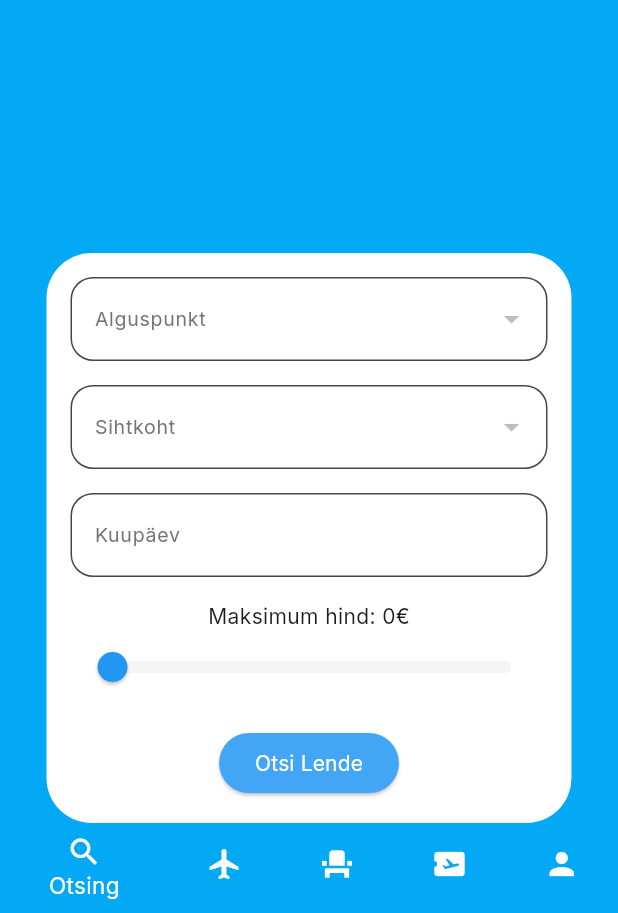
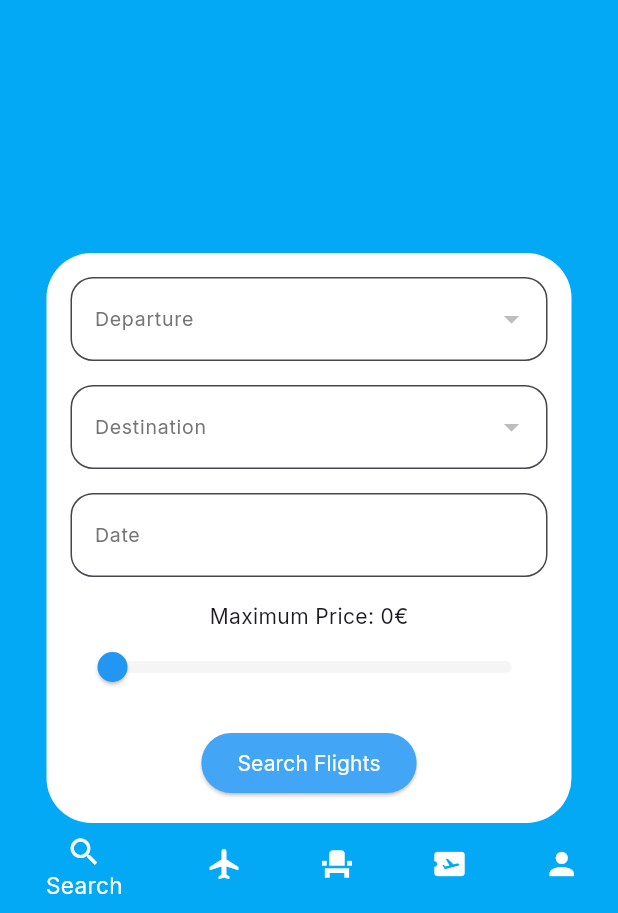
Before and after one commit to jorgenfox/flightplanner, a Flutter app: the screen it shows after launch, on a phone screen of 412 x 824 dp, the part 323-1236 px from its top. Run offline on Flutter 3.47's test engine with Material 3 defaults, Android fonts, the phone set to English and light mode, and no system bars; our stand-ins replace barcode_widget; network calls fail.

Commit message:
fixed naming inconsistencies & added comments

```diff
--- a/lib/FlightService.dart
+++ b/lib/FlightService.dart
@@ -2,10 +2,11 @@ import 'dart:convert';
 import 'package:http/http.dart' as http;
 import 'models/FlightData.dart';
 
+// Service class for fetching flight data from the backend
 class FlightService {
   static const String _baseUrl = 'http://192.168.0.20:8080/lennud';
 
-  // Funktsioon lennuandmete pärimiseks
+  // Fetch flight data from the server
   Future<List<FlightData>> fetchFlights() async {
     try {
       final response = await http.get(Uri.parse(_baseUrl));
--- a/lib/core/bottom_nav_bar.dart
+++ b/lib/core/BottomNavBar.dart
@@ -1,11 +1,12 @@
 import 'package:flutter/material.dart';
-import 'package:flightplanner/pages/homepage.dart';
-import 'package:flightplanner/pages/lennudpage.dart';
-import 'package:flightplanner/pages/istekohadpage.dart';
-import 'package:flightplanner/pages/ticketpage.dart';
-import 'package:flightplanner/pages/accountpage.dart';
+import 'package:flightplanner/pages/HomePage.dart';
+import 'package:flightplanner/pages/FlightsPage.dart';
+import 'package:flightplanner/pages/SeatingPage.dart';
+import 'package:flightplanner/pages/TicketPage.dart';
+import 'package:flightplanner/pages/AccountPage.dart';
 import 'package:flightplanner/models/FlightData.dart';
 
+// Stateful widget for the bottom navigation bar
 class BottomNavBar extends StatefulWidget {
   const BottomNavBar({super.key});
 
@@ -14,43 +15,46 @@ class BottomNavBar extends StatefulWidget {
 }
 
 class _BottomNavBarState extends State<BottomNavBar> {
+  // Tracks the currently selected tab index
   int _currentIndex = 0;
+  // Notifier to pass flight data between pages
   final ValueNotifier<FlightData?> flightDataNotifier = ValueNotifier(null);
 
-  // Getter, mis loob ekraanid dünaamiliselt
+  // Getter to dynamically create the list of screens for navigation
   List<Widget> get _screens => [
     HomePage(
       onSearch: (data) {
         flightDataNotifier.value = data;
         setState(() {
-          _currentIndex = 1; // mine LennudPage ekraanile
+          _currentIndex = 1; // Navigate to LennudPage when search is performed
         });
       },
     ),
     ValueListenableBuilder<FlightData?>(
       valueListenable: flightDataNotifier,
       builder: (context, flightData, child) {
-        // Kui flightData on null, näita lihtsalt tühi konteiner või placeholder
+        // Display an empty container or placeholder if no flight data is available
         if (flightData == null) {
-          return  LennudPage(filteredFlights: null);
+          return LennudPage(filteredFlights: null);
         }
         return LennudPage(filteredFlights: flightData);
       },
     ),
     istekohadPage(),
-    TicketsScreen(),
+    TicketPage(),
     AccountPage(),
   ];
 
   @override
   void initState() {
     super.initState();
-    // Ei ole vaja siin _screens määrata, kuna getter teeb selle töö
+    // No need to initialize _screens here as the getter handles it
   }
 
   @override
   Widget build(BuildContext context) {
     return Scaffold(
+      // Display the currently selected screen
       body: _screens[_currentIndex],
       bottomNavigationBar: BottomNavigationBar(
         selectedLabelStyle: const TextStyle(fontFamily: "Inter", fontSize: 15),
@@ -58,32 +62,32 @@ class _BottomNavBarState extends State<BottomNavBar> {
         elevation: 0,
         currentIndex: _currentIndex,
         onTap: (index) => setState(() {
-          _currentIndex = index;
+          _currentIndex = index; // Update the selected tab index
         }),
         items: const [
           BottomNavigationBarItem(
             icon: Icon(Icons.search),
-            label: "Otsing",
+            label: "Search",
             backgroundColor: Colors.lightBlue,
           ),
           BottomNavigationBarItem(
             icon: Icon(Icons.flight),
-            label: "Lennud",
+            label: "Flights",
             backgroundColor: Colors.lightBlue,
           ),
           BottomNavigationBarItem(
             icon: Icon(Icons.event_seat),
-            label: "Istekohad",
+            label: "Seats",
             backgroundColor: Colors.lightBlue,
           ),
           BottomNavigationBarItem(
             icon: Icon(Icons.airplane_ticket),
-            label: 'Piletid',
+            label: "Tickets",
             backgroundColor: Colors.lightBlue,
           ),
           BottomNavigationBarItem(
             icon: Icon(Icons.person),
-            label: 'Konto',
+            label: "Account",
             backgroundColor: Colors.lightBlue,
           ),
         ],
--- a/lib/main.dart
+++ b/lib/main.dart
@@ -1,5 +1,5 @@
 import 'package:flutter/material.dart';
-import 'package:flightplanner/core/bottom_nav_bar.dart';
+import 'package:flightplanner/core/BottomNavBar.dart';
 
 void main() {
   runApp(const MyApp());
--- a/lib/models/FlightData.dart
+++ b/lib/models/FlightData.dart
@@ -4,6 +4,7 @@ class FlightData {
   final String date;
   final String price;
 
+  // Constructor for creating a FlightData instance
   FlightData({
     required this.departure,
     required this.destination,
@@ -11,6 +12,7 @@ class FlightData {
     required this.price,
   });
 
+  // Factory method to create a FlightData instance from JSON data
   factory FlightData.fromJson(Map<String, dynamic> json) {
     return FlightData(
       departure: json['departure'],
--- a/lib/pages/lennudpage.dart
+++ b/lib/pages/FlightsPage.dart
@@ -1,13 +1,12 @@
-import 'istekohadpage.dart';
+import 'SeatingPage.dart';
 import 'package:flutter/material.dart';
 import '../models/FlightData.dart';
 import '../FlightService.dart';
 import '../state/ticket_store.dart';
 
-
-
+// Stateless widget for displaying available flights
 class LennudPage extends StatelessWidget {
-  final FlightData? filteredFlights;  // Filtreeritud lennud
+  final FlightData? filteredFlights;  // Filtered flights
 
   const LennudPage({super.key, required this.filteredFlights});
 
@@ -19,28 +18,31 @@ class LennudPage extends StatelessWidget {
           icon: const Icon(Icons.arrow_back),
           onPressed: () => Navigator.of(context).pop(),
         ),
-        title: const Text("Lennud"),
+        title: const Text("Flights"),
       ),
       body: FutureBuilder<List<FlightData>>(
         future: FlightService().fetchFlights(),
         builder: (context, snapshot) {
+          // Display a loading indicator while fetching data
           if (snapshot.connectionState == ConnectionState.waiting) {
             return const Center(child: CircularProgressIndicator());
           }
 
+          // Handle errors during data fetching
           if (snapshot.hasError) {
             return Center(
-              child: Text('Viga andmete laadimisel: ${snapshot.error}'),
+              child: Text('Error loading data: ${snapshot.error}'),
             );
           }
 
+          // Handle case where no data is available
           if (!snapshot.hasData || snapshot.data!.isEmpty) {
-            return const Center(child: Text("Pole andmeid leitud"));
+            return const Center(child: Text("No data found"));
           }
 
-          // Filtreerime andmed vastavalt sellele, mida on otsitud
+          // Filter flights based on search criteria
           final flightsToDisplay = (filteredFlights == null)
-              ? snapshot.data! // Kui pole otsingut, siis kõik lennud
+              ? snapshot.data! // Show all flights if no filter is applied
               : snapshot.data!.where((flight) {
             bool matchesDeparture = flight.departure == filteredFlights!.departure;
             bool matchesDestination = flight.destination == filteredFlights!.destination;
@@ -72,29 +74,29 @@ class LennudPage extends StatelessWidget {
                             crossAxisAlignment: CrossAxisAlignment.start,
                             children: [
                               Text(
-                                'Alguspunkt: ${flight.departure}',
+                                'Departure: ${flight.departure}',
                                 style: TextStyle(fontWeight: FontWeight.bold),
                               ),
                               Text(
-                                'Sihtkoht: ${flight.destination}',
+                                'Destination: ${flight.destination}',
                                 style: TextStyle(fontWeight: FontWeight.bold),
                               ),
                               Text(
-                                'Kuupäev: ${flight.date}',
+                                'Date: ${flight.date}',
                                 style: TextStyle(fontWeight: FontWeight.bold),
                               ),
                               Text(
-                                'Hind: ${flight.price}',
+                                'Price: ${flight.price}',
                                 style: TextStyle(fontWeight: FontWeight.bold),
                               ),
                             ],
                           ),
                         ),
-                        // Nupp "Select" paremal
+                        // Button to select a flight and proceed to seat selection
                         TextButton(
                           onPressed: () {
                             TicketStore().selectedFlight = flight;
-                            // Siin liigume IstekohadPage-le, edastades "flight" andmed
+                            // Navigate to the seat selection page, passing flight data
                             Navigator.push(
                               context,
                               MaterialPageRoute(
--- a/lib/pages/homepage.dart
+++ b/lib/pages/HomePage.dart
@@ -1,10 +1,11 @@
 import 'package:flutter/material.dart';
 import 'package:intl/intl.dart';
-import 'package:flightplanner/core/bottom_nav_bar.dart';
+import 'package:flightplanner/core/BottomNavBar.dart';
 import 'package:flightplanner/models/FlightData.dart';
 import 'package:flightplanner/FlightService.dart';
-import 'lennudpage.dart';
+import 'FlightsPage.dart';
 
+// Stateful widget for the home page with search functionality
 class HomePage extends StatefulWidget {
   final Function(FlightData) onSearch;
 
@@ -18,7 +19,7 @@ class _HomePageState extends State<HomePage> {
   final _departureController = TextEditingController();
   final _destinationController = TextEditingController();
   final _dateController = TextEditingController();
-  double _price = 0.0; // Slider value
+  double _price = 0.0; // Slider value for maximum price
   late List<String> _departureCities; // List of departure cities
   late List<String> _destinationCities; // List of destination cities
   String? _selectedDepartureCity;
@@ -33,7 +34,7 @@ class _HomePageState extends State<HomePage> {
     _fetchCities(); // Fetch the cities from the backend
   }
 
-  // Fetch cities from backend or database
+  // Fetch unique departure and destination cities from the backend
   Future<void> _fetchCities() async {
     try {
       final flightService = FlightService();
@@ -54,7 +55,7 @@ class _HomePageState extends State<HomePage> {
     }
   }
 
-  // Show date picker
+  // Show date picker dialog for selecting a date
   Future<void> _selectDate(BuildContext context) async {
     final DateTime? picked = await showDatePicker(
       context: context,
@@ -73,7 +74,6 @@ class _HomePageState extends State<HomePage> {
   @override
   Widget build(BuildContext context) {
     return Scaffold(
-      // appBar: AppBar(),
       backgroundColor: Colors.lightBlue,
       body: Column(
         mainAxisAlignment:
@@ -94,6 +94,7 @@ class _HomePageState extends State<HomePage> {
               ),
             ), // Empty space to push the container down
           ),
+          // Search form container
           Container(
             width:
             350, // Set a fixed width for the form to not stretch too wide
@@ -101,10 +102,6 @@ class _HomePageState extends State<HomePage> {
             decoration: BoxDecoration(
               color: Colors.white,
               borderRadius: BorderRadius.circular(30),
-              // borderRadius: BorderRadius.only(
-              //   topLeft: Radius.circular(30),
-              //   topRight: Radius.circular(30),
-              // ),
             ),
             child: Column(
               children: [
@@ -113,7 +110,7 @@ class _HomePageState extends State<HomePage> {
                   value: _selectedDepartureCity,
                   isExpanded: true,
                   decoration: inputStyle(
-                    "Alguspunkt",
+                    "Departure",
                   ), // Reused inputStyle for consistent styling
                   items:
                   _departureCities.map((city) {
@@ -135,7 +132,7 @@ class _HomePageState extends State<HomePage> {
                   value: _selectedDestinationCity,
                   isExpanded: true,
                   decoration: inputStyle(
-                    "Sihtkoht",
+                    "Destination",
                   ), // Reused inputStyle for consistent styling
                   items:
                   _destinationCities.map((city) {
@@ -159,7 +156,7 @@ class _HomePageState extends State<HomePage> {
                     child: TextField(
                       controller: _dateController,
                       decoration: inputStyle(
-                        "Kuupäev",
+                        "Date",
                       ), // Reused inputStyle for consistent styling
                     ),
                   ),
@@ -168,7 +165,7 @@ class _HomePageState extends State<HomePage> {
 
                 // Price Slider
                 Text(
-                  'Maksimum hind: ${_price.toStringAsFixed(0)}€',
+                  'Maximum Price: ${_price.toStringAsFixed(0)}€',
                   style: TextStyle(fontFamily: "Inter"),
                 ),
                 SliderTheme(
@@ -215,7 +212,7 @@ class _HomePageState extends State<HomePage> {
                       // Show an error message if fields are incomplete
                       ScaffoldMessenger.of(context).showSnackBar(
                         SnackBar(
-                          content: Text('Palun täitke kõik väljad!'),
+                          content: Text('Please fill in all fields!'),
                           backgroundColor: Colors.black45,
                         ),
                       );
@@ -225,7 +222,7 @@ class _HomePageState extends State<HomePage> {
                     backgroundColor: Colors.blue.shade400,
                   ),
                   child: const Text(
-                    "Otsi Lende",
+                    "Search Flights",
                     style: TextStyle(
                       fontFamily: "Inter",
                       fontWeight: FontWeight.normal,
@@ -241,7 +238,7 @@ class _HomePageState extends State<HomePage> {
     );
   }
 
-  // Styling for text fields
+  // Styling function for text fields and dropdowns
   InputDecoration inputStyle(String label) {
     return InputDecoration(
       labelText: label,
```
Also changed, not shown: lib/pages/AccountPage.dart (renamed from lib/pages/accountpage.dart, +18 -17 lines), lib/pages/SeatingPage.dart (renamed from lib/pages/istekohadpage.dart, +23 -10 lines), lib/pages/TicketPage.dart (renamed from lib/pages/ticketpage.dart, +25 -23 lines), lib/pages/tickets_screen.dart (deleted). Lines whose indentation alone changed are shown as unchanged.
